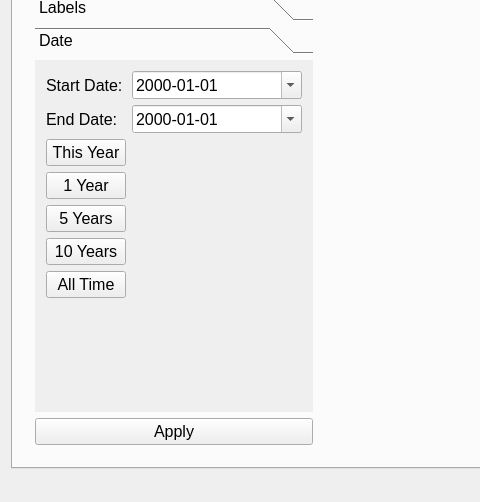
The window that transactionmanager.ui (tallest4eva/qt-TransactionManager) describes before a commit, drawn with Qt 5; both pictures show x 0 to 480 and y 183 to 685 of the 1234 by 685 pixel window.
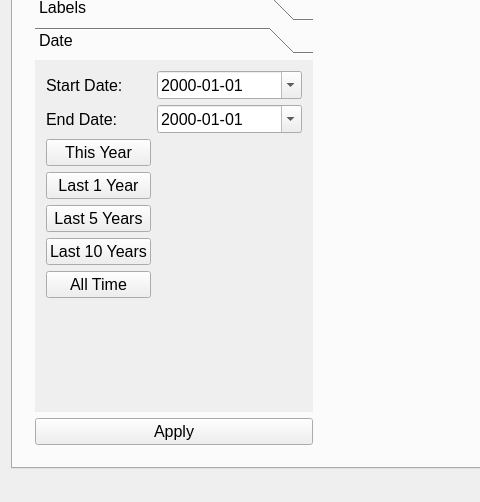
The same window after the commit. The open tabs and pages were chosen to show the change.

```diff
--- a/transactionmanager.ui
+++ b/transactionmanager.ui
@@ -420,8 +420,8 @@
                <rect>
                 <x>0</x>
                 <y>0</y>
-                <width>221</width>
-                <height>255</height>
+                <width>282</width>
+                <height>370</height>
                </rect>
               </property>
               <attribute name="label">
@@ -482,6 +482,12 @@
                    <verstretch>0</verstretch>
                   </sizepolicy>
                  </property>
+                 <property name="minimumSize">
+                  <size>
+                   <width>105</width>
+                   <height>0</height>
+                  </size>
+                 </property>
                  <property name="text">
                   <string>This Year</string>
                  </property>
@@ -495,8 +501,14 @@
                    <verstretch>0</verstretch>
                   </sizepolicy>
                  </property>
+                 <property name="minimumSize">
+                  <size>
+                   <width>105</width>
+                   <height>0</height>
+                  </size>
+                 </property>
                  <property name="text">
-                  <string>1 Year</string>
+                  <string>Last 1 Year</string>
                  </property>
                 </widget>
                </item>
@@ -508,8 +520,14 @@
                    <verstretch>0</verstretch>
                   </sizepolicy>
                  </property>
+                 <property name="minimumSize">
+                  <size>
+                   <width>105</width>
+                   <height>0</height>
+                  </size>
+                 </property>
                  <property name="text">
-                  <string>5 Years</string>
+                  <string>Last 5 Years</string>
                  </property>
                 </widget>
                </item>
@@ -521,8 +539,14 @@
                    <verstretch>0</verstretch>
                   </sizepolicy>
                  </property>
+                 <property name="minimumSize">
+                  <size>
+                   <width>105</width>
+                   <height>0</height>
+                  </size>
+                 </property>
                  <property name="text">
-                  <string>10 Years</string>
+                  <string>Last 10 Years</string>
                  </property>
                 </widget>
                </item>
@@ -534,6 +558,12 @@
                    <verstretch>0</verstretch>
                   </sizepolicy>
                  </property>
+                 <property name="minimumSize">
+                  <size>
+                   <width>105</width>
+                   <height>0</height>
+                  </size>
+                 </property>
                  <property name="text">
                   <string>All Time</string>
                  </property>
```
Left out of the diff: 40 changed lines with no effect on the pictures.
